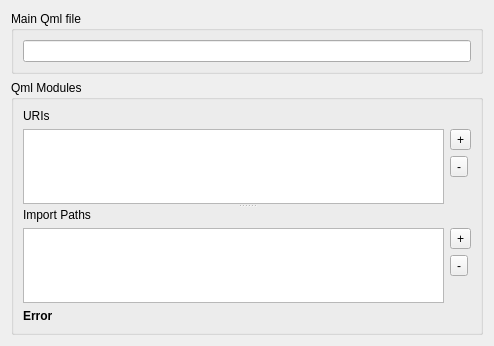
Qt form src/plugins/qt4projectmanager/wizards/qmlstandaloneappwizardsourcespage.ui (qt-creator/qt-creator) before a commit.
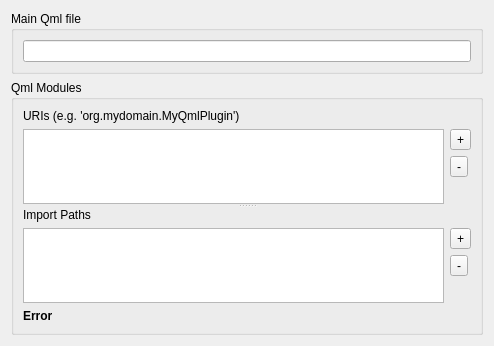
The same form after that commit. Custom widgets are drawn as their Qt base class.

Commit message: Added an example to the URI label

The edit to the form file:
```diff
--- a/src/plugins/qt4projectmanager/wizards/qmlstandaloneappwizardsourcespage.ui
+++ b/src/plugins/qt4projectmanager/wizards/qmlstandaloneappwizardsourcespage.ui
@@ -78,7 +78,7 @@
           <item row="0" column="0" colspan="2">
            <widget class="QLabel" name="label_2">
             <property name="text">
-             <string>URIs</string>
+             <string>URIs (e.g. 'org.mydomain.MyQmlPlugin')</string>
             </property>
            </widget>
           </item>
```
